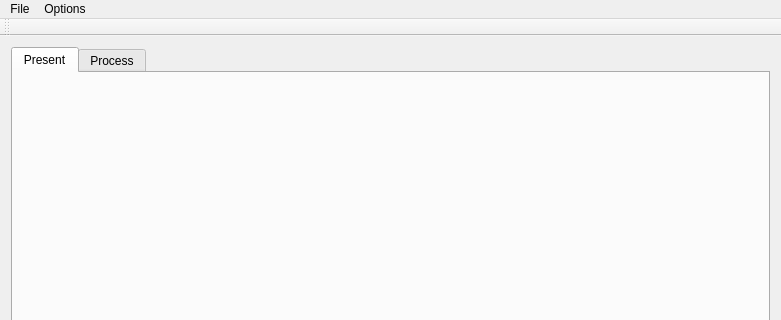
The window that mainwindow.ui (607011/directorsview) describes before a commit, drawn with Qt 5; both pictures show x 0 to 781 and y 0 to 320 of the 781 by 626 pixel window.
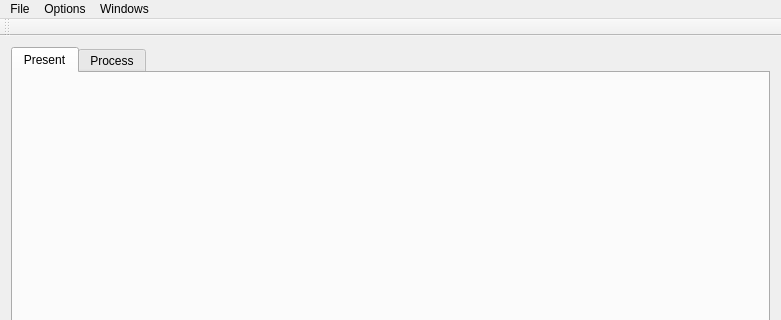
The same window after the commit.

Diff of the .ui file:
```diff
--- a/mainwindow.ui
+++ b/mainwindow.ui
@@ -93,8 +93,14 @@
     <addaction name="actionVisualizeGaze"/>
     <addaction name="actionAutoplayVideo"/>
    </widget>
+   <widget class="QMenu" name="menuWindows">
+    <property name="title">
+     <string>Windows</string>
+    </property>
+   </widget>
    <addaction name="menuFile"/>
    <addaction name="menuOptions"/>
+   <addaction name="menuWindows"/>
   </widget>
   <widget class="QToolBar" name="mainToolBar">
    <attribute name="toolBarArea">
```
Left out of the diff: 22 changed lines with no effect on the pictures.
